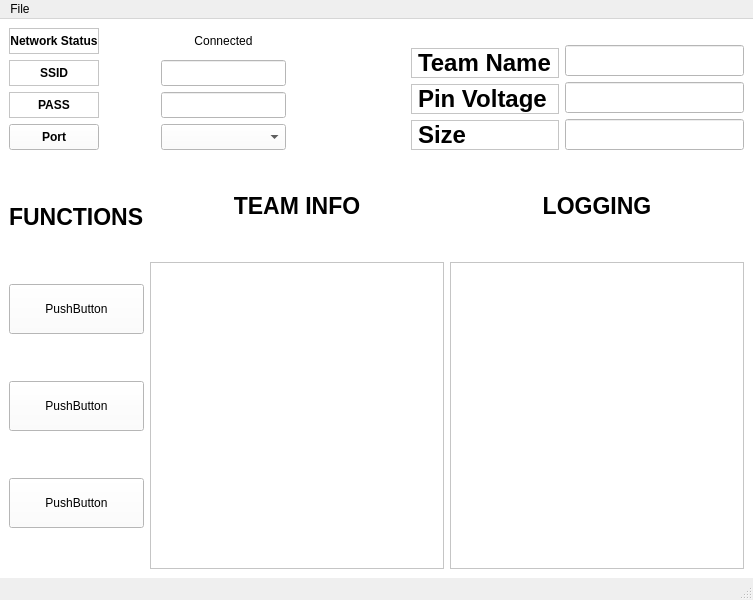
First picture: the form in ui/mainwindow.ui, repository thanggtrann12/team, before the edit.
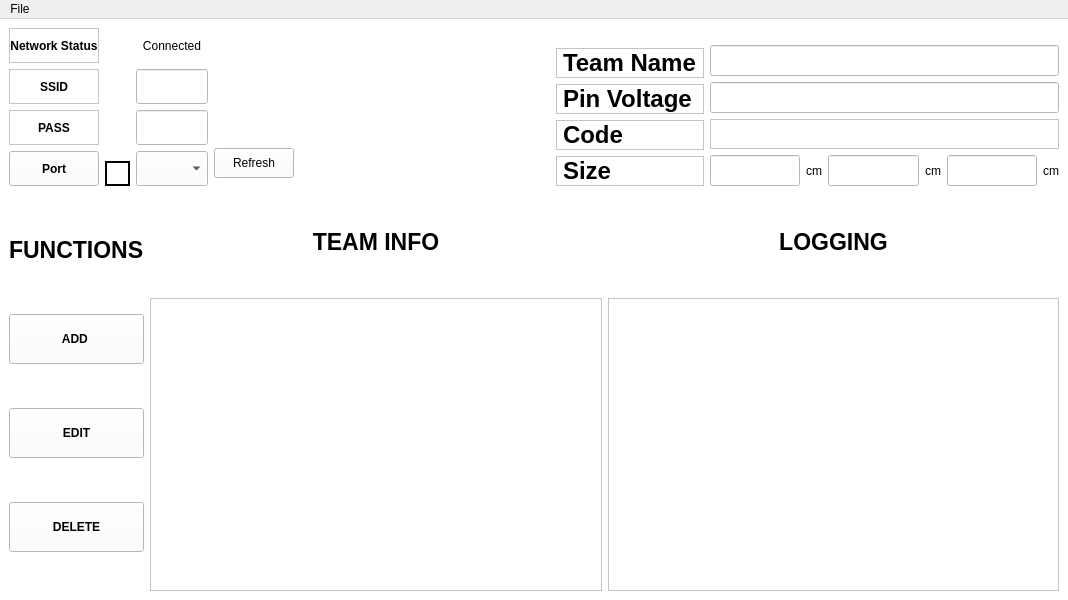
Second picture: the form after the edit.

```diff
--- a/ui/mainwindow.ui
+++ b/ui/mainwindow.ui
@@ -6,7 +6,7 @@
    <rect>
     <x>0</x>
     <y>0</y>
-    <width>753</width>
+    <width>1068</width>
     <height>600</height>
    </rect>
   </property>
@@ -29,12 +29,12 @@
            <enum>QLayout::SetFixedSize</enum>
           </property>
           <item>
-           <layout class="QVBoxLayout" name="verticalLayout">
+           <layout class="QVBoxLayout" name="lblWLZone">
             <property name="sizeConstraint">
              <enum>QLayout::SetMaximumSize</enum>
             </property>
             <item>
-             <widget class="QLabel" name="label_2">
+             <widget class="QLabel" name="lblNetworkStatus">
               <property name="maximumSize">
                <size>
                 <width>200</width>
@@ -59,7 +59,7 @@
              </widget>
             </item>
             <item>
-             <widget class="QLabel" name="label">
+             <widget class="QLabel" name="lblSsid">
               <property name="maximumSize">
                <size>
                 <width>200</width>
@@ -84,7 +84,7 @@
              </widget>
             </item>
             <item>
-             <widget class="QLabel" name="label_4">
+             <widget class="QLabel" name="lblPass">
               <property name="maximumSize">
                <size>
                 <width>200</width>
@@ -109,7 +109,7 @@
              </widget>
             </item>
             <item>
-             <widget class="QPushButton" name="pushButton">
+             <widget class="QPushButton" name="btn_port">
               <property name="maximumSize">
                <size>
                 <width>200</width>
@@ -130,17 +130,59 @@
            </layout>
           </item>
           <item>
-           <widget class="QLabel" name="label_11">
-            <property name="minimumSize">
-             <size>
-              <width>50</width>
-              <height>0</height>
-             </size>
+           <layout class="QHBoxLayout" name="RefreshZone">
+            <property name="sizeConstraint">
+             <enum>QLayout::SetFixedSize</enum>
             </property>
-            <property name="text">
-             <string>             </string>
-            </property>
-           </widget>
+            <item>
+             <layout class="QVBoxLayout" name="verticalLayout">
+              <property name="sizeConstraint">
+               <enum>QLayout::SetFixedSize</enum>
+              </property>
+              <item>
+               <widget class="QLabel" name="blank_4">
+                <property name="maximumSize">
+                 <size>
+                  <width>200</width>
+                  <height>200</height>
+                 </size>
+                </property>
+                <property name="text">
+                 <string/>
+                </property>
+                <property name="alignment">
+                 <set>Qt::AlignCenter</set>
+                </property>
+               </widget>
+              </item>
+              <item>
+               <widget class="QLabel" name="lblPortStatus">
+                <property name="minimumSize">
+                 <size>
+                  <width>25</width>
+                  <height>25</height>
+                 </size>
+                </property>
+                <property name="maximumSize">
+                 <size>
+                  <width>25</width>
+                  <height>25</height>
+                 </size>
+                </property>
+                <property name="frameShape">
+                 <enum>QFrame::WinPanel</enum>
+                </property>
+                <property name="text">
+                 <string/>
+                </property>
+                <property name="alignment">
+                 <set>Qt::AlignCenter</set>
+                </property>
+               </widget>
+              </item>
+             </layout>
+            </item>
+           </layout>
           </item>
           <item>
            <layout class="QVBoxLayout" name="verticalLayout_2">
@@ -148,7 +190,7 @@
              <enum>QLayout::SetFixedSize</enum>
             </property>
             <item>
-             <widget class="QLabel" name="label_3">
+             <widget class="QLabel" name="lblStatus">
               <property name="maximumSize">
                <size>
                 <width>200</width>
@@ -204,29 +246,55 @@
          </layout>
         </item>
         <item>
-         <widget class="QLabel" name="label_10">
+         <layout class="QVBoxLayout" name="lblZone">
+          <property name="sizeConstraint">
+           <enum>QLayout::SetFixedSize</enum>
+          </property>
+          <item>
+           <widget class="QLabel" name="label_6">
+            <property name="maximumSize">
+             <size>
+              <width>16777215</width>
+              <height>100</height>
+             </size>
+            </property>
+            <property name="font">
+             <font>
+              <weight>50</weight>
+              <bold>false</bold>
+             </font>
+            </property>
+            <property name="text">
+             <string/>
+            </property>
+           </widget>
+          </item>
+          <item>
+           <widget class="QPushButton" name="btn_refresh">
+            <property name="maximumSize">
+             <size>
+              <width>16777215</width>
+              <height>30</height>
+             </size>
+            </property>
+            <property name="text">
+             <string>Refresh</string>
+            </property>
+           </widget>
+          </item>
+         </layout>
+        </item>
+        <item>
+         <widget class="QLabel" name="label_4">
           <property name="minimumSize">
            <size>
-            <width>100</width>
+            <width>250</width>
             <height>0</height>
            </size>
           </property>
           <property name="maximumSize">
            <size>
-            <width>100</width>
-            <height>16777215</height>
-           </size>
-          </property>
-          <property name="text">
-           <string/>
-          </property>
-         </widget>
-        </item>
-        <item>
-         <widget class="QLabel" name="label_7">
-          <property name="maximumSize">
-           <size>
-            <width>50</width>
+            <width>250</width>
             <height>16777215</height>
            </size>
           </property>
@@ -301,6 +369,23 @@
             </property>
            </widget>
           </item>
+          <item>
+           <widget class="QLabel" name="lblCode">
+            <property name="font">
+             <font>
+              <pointsize>18</pointsize>
+              <weight>75</weight>
+              <bold>true</bold>
+             </font>
+            </property>
+            <property name="frameShape">
+             <enum>QFrame::StyledPanel</enum>
+            </property>
+            <property name="text">
+             <string>Code</string>
+            </property>
+           </widget>
+          </item>
           <item>
            <widget class="QLabel" name="lblSize">
             <property name="maximumSize">
@@ -366,23 +451,81 @@
            </widget>
           </item>
           <item>
-           <widget class="QLineEdit" name="lineEdit">
-            <property name="maximumSize">
-             <size>
-              <width>550</width>
-              <height>50</height>
-             </size>
+           <widget class="QLabel" name="txtCode">
+            <property name="frameShape">
+             <enum>QFrame::StyledPanel</enum>
             </property>
+            <property name="text">
+             <string/>
+            </property>
            </widget>
           </item>
+          <item>
+           <layout class="QHBoxLayout" name="horizontalLayout">
+            <property name="sizeConstraint">
+             <enum>QLayout::SetFixedSize</enum>
+            </property>
+            <item>
+             <widget class="QLineEdit" name="txtHeight">
+              <property name="maximumSize">
+               <size>
+                <width>150</width>
+                <height>50</height>
+               </size>
+              </property>
+             </widget>
+            </item>
+            <item>
+             <widget class="QLabel" name="label">
+              <property name="text">
+               <string>cm</string>
+              </property>
+             </widget>
+            </item>
+            <item>
+             <widget class="QLineEdit" name="txtWeight">
+              <property name="maximumSize">
+               <size>
+                <width>150</width>
+                <height>50</height>
+               </size>
+              </property>
+             </widget>
+            </item>
+            <item>
+             <widget class="QLabel" name="label_2">
+              <property name="text">
+               <string>cm</string>
+              </property>
+             </widget>
+            </item>
+            <item>
+             <widget class="QLineEdit" name="txtLong">
+              <property name="maximumSize">
+               <size>
+                <width>150</width>
+                <height>50</height>
+               </size>
+              </property>
+             </widget>
+            </item>
+            <item>
+             <widget class="QLabel" name="label_3">
+              <property name="text">
+               <string>cm</string>
+              </property>
+             </widget>
+            </item>
+           </layout>
+          </item>
          </layout>
         </item>
        </layout>
       </item>
       <item>
-       <layout class="QHBoxLayout" name="horizontalLayout">
+       <layout class="QHBoxLayout" name="UNDER">
         <item>
-         <layout class="QVBoxLayout" name="verticalLayout_3">
+         <layout class="QVBoxLayout" name="FUNCTION">
           <item>
            <widget class="QLabel" name="label_9">
             <property name="maximumSize">
@@ -411,8 +554,14 @@
               <height>50</height>
              </size>
             </property>
+            <property name="font">
+             <font>
+              <weight>75</weight>
+              <bold>true</bold>
+             </font>
+            </property>
             <property name="text">
-             <string>PushButton</string>
+             <string>ADD </string>
             </property>
            </widget>
           </item>
@@ -424,8 +573,14 @@
               <height>50</height>
              </size>
             </property>
+            <property name="font">
+             <font>
+              <weight>75</weight>
+              <bold>true</bold>
+             </font>
+            </property>
             <property name="text">
-             <string>PushButton</string>
+             <string>EDIT</string>
             </property>
            </widget>
           </item>
@@ -437,15 +592,21 @@
               <height>50</height>
              </size>
             </property>
+            <property name="font">
+             <font>
+              <weight>75</weight>
+              <bold>true</bold>
+             </font>
+            </property>
             <property name="text">
-             <string>PushButton</string>
+             <string>DELETE</string>
             </property>
            </widget>
           </item>
          </layout>
         </item>
         <item>
-         <layout class="QVBoxLayout" name="verticalLayout_4">
+         <layout class="QVBoxLayout" name="INFO">
           <property name="sizeConstraint">
            <enum>QLayout::SetFixedSize</enum>
           </property>
@@ -479,17 +640,17 @@
            </widget>
           </item>
           <item>
-           <widget class="QListView" name="listView_2"/>
+           <widget class="QListWidget" name="team_info_container"/>
           </item>
          </layout>
         </item>
         <item>
-         <layout class="QVBoxLayout" name="verticalLayout_4">
+         <layout class="QVBoxLayout" name="LOG">
           <property name="sizeConstraint">
            <enum>QLayout::SetFixedSize</enum>
           </property>
           <item>
-           <widget class="QLabel" name="label_8">
+           <widget class="QLabel" name="lblLog">
             <property name="minimumSize">
              <size>
               <width>0</width>
@@ -518,7 +679,7 @@
            </widget>
           </item>
           <item>
-           <widget class="QListView" name="listView_2"/>
+           <widget class="QListWidget" name="log_container"/>
           </item>
          </layout>
         </item>
@@ -533,7 +694,7 @@
     <rect>
      <x>0</x>
      <y>0</y>
-     <width>753</width>
+     <width>1068</width>
      <height>21</height>
     </rect>
    </property>
@@ -546,7 +707,6 @@
    </widget>
    <addaction name="menuFile"/>
   </widget>
-  <widget class="QStatusBar" name="statusbar"/>
   <action name="actionExport">
    <property name="text">
     <string>Export</string>
```
Left out of the diff: 26 changed lines with no effect on the pictures.
